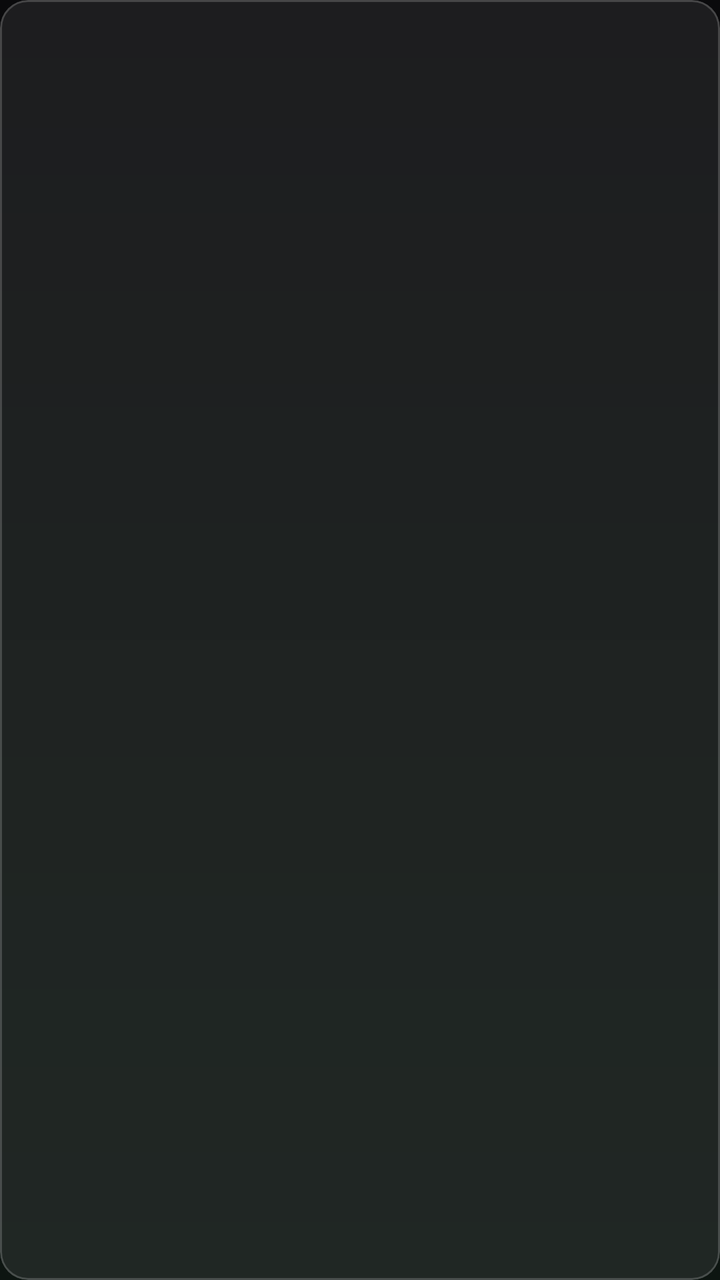
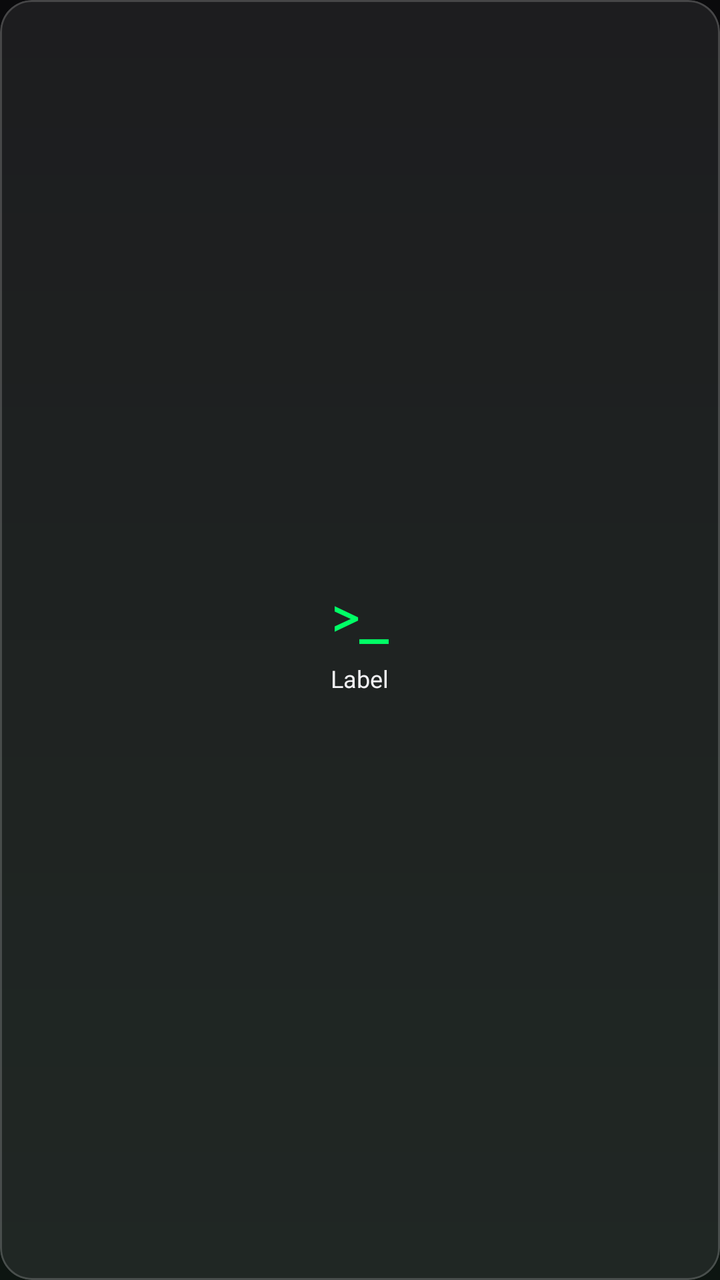

Screens rendered from an Android XML layout before and after an edit, with the pre-edit source and the edit as a unified diff.
<!-- AndroidManifest.xml: application theme Theme.NexusCLI -->
<!-- res/layout/item_quick_tile.xml -->
<?xml version="1.0" encoding="utf-8"?>
<com.google.android.material.card.MaterialCardView xmlns:android="http://schemas.android.com/apk/res/android"
    xmlns:app="http://schemas.android.com/apk/res-auto"
    style="@style/Widget.Nexus.GlassCard"
    android:layout_width="match_parent"
    android:layout_height="match_parent"
    android:layout_margin="4dp"
    app:cardCornerRadius="14dp">

    <LinearLayout
        android:layout_width="match_parent"
        android:layout_height="match_parent"
        android:gravity="center"
        android:orientation="vertical"
        android:padding="8dp">

        <ImageView
            android:id="@+id/tileIcon"
            android:layout_width="32dp"
            android:layout_height="32dp"
            android:contentDescription="@null"
            app:tint="@color/nexus_green" />

        <TextView
            android:id="@+id/tileLabel"
            android:layout_width="match_parent"
            android:layout_height="wrap_content"
            android:layout_marginTop="6dp"
            android:ellipsize="end"
            android:fontFamily="monospace"
            android:gravity="center"
            android:maxLines="2"
            android:textColor="@color/text_primary"
            android:textSize="10sp" />
    </LinearLayout>
</com.google.android.material.card.MaterialCardView>
<!-- resources referenced by this layout -->
<resources>
  <color name="nexus_green">#00FF66</color>
  <color name="text_primary">#F2F2F5</color>
  <style name="Widget.Nexus.GlassCard" parent="Widget.Material3.CardView.Outlined">
          <item name="cardBackgroundColor">@color/glass_fill</item>
          <item name="cardCornerRadius">16dp</item>
          <item name="cardElevation">0dp</item>
          <item name="strokeColor">@color/glass_stroke</item>
          <item name="strokeWidth">1dp</item>
      </style>
  <style name="Theme.NexusCLI" parent="Theme.Material3.Dark.NoActionBar">
          <item name="colorPrimary">@color/nexus_green</item>
          <item name="colorOnPrimary">@color/nexus_bg</item>
          <item name="colorSecondary">@color/nexus_cyan</item>
          <item name="colorOnSecondary">@color/nexus_bg</item>
          <item name="colorSurface">@color/nexus_bg</item>
          <item name="colorOnSurface">@color/text_primary</item>
          <item name="android:colorBackground">@color/nexus_bg</item>
          <item name="android:windowBackground">@drawable/bg_root_gradient</item>
          <item name="android:statusBarColor">@android:color/transparent</item>
          <item name="android:navigationBarColor">@android:color/transparent</item>
      </style>
  <color name="glass_fill">#14FFFFFF</color>
  <color name="glass_stroke">#2EFFFFFF</color>
  <color name="nexus_bg">#0A0A0C</color>
  <color name="nexus_cyan">#4DD0E1</color>
  <!-- drawable bg_root_gradient (drawable) -->
  <?xml version="1.0" encoding="utf-8"?>
  <shape xmlns:android="http://schemas.android.com/apk/res/android"
      android:shape="rectangle">
      <gradient
          android:angle="270"
          android:endColor="@color/nexus_bg_end"
          android:startColor="@color/nexus_bg" />
  </shape>
  <color name="nexus_bg_end">#0D1511</color>
</resources>

<!-- the commit's change to res/layout/item_quick_tile.xml (unified diff, before → after) -->
@@ -1,36 +1,6 @@
-<?xml version="1.0" encoding="utf-8"?>
-<com.google.android.material.card.MaterialCardView xmlns:android="http://schemas.android.com/apk/res/android"
-    xmlns:app="http://schemas.android.com/apk/res-auto"
-    style="@style/Widget.Nexus.GlassCard"
-    android:layout_width="match_parent"
-    android:layout_height="match_parent"
-    android:layout_margin="4dp"
-    app:cardCornerRadius="14dp">
-
-    <LinearLayout
-        android:layout_width="match_parent"
-        android:layout_height="match_parent"
-        android:gravity="center"
-        android:orientation="vertical"
-        android:padding="8dp">
-
-        <ImageView
-            android:id="@+id/tileIcon"
-            android:layout_width="32dp"
-            android:layout_height="32dp"
-            android:contentDescription="@null"
-            app:tint="@color/nexus_green" />
-
-        <TextView
-            android:id="@+id/tileLabel"
-            android:layout_width="match_parent"
-            android:layout_height="wrap_content"
-            android:layout_marginTop="6dp"
-            android:ellipsize="end"
-            android:fontFamily="monospace"
-            android:gravity="center"
-            android:maxLines="2"
-            android:textColor="@color/text_primary"
-            android:textSize="10sp" />
+<com.google.android.material.card.MaterialCardView xmlns:android="http://schemas.android.com/apk/res/android" xmlns:app="http://schemas.android.com/apk/res-auto" style="@style/Widget.Nexus.GlassCard" android:layout_width="match_parent" android:layout_height="match_parent" android:clickable="true" android:focusable="true" app:rippleColor="@color/nexus_green_soft">
+    <LinearLayout android:layout_width="match_parent" android:layout_height="match_parent" android:gravity="center" android:orientation="vertical" android:padding="6dp">
+        <TextView android:id="@+id/tileIcon" android:layout_width="wrap_content" android:layout_height="wrap_content" android:fontFamily="monospace" android:text=">_" android:textColor="@color/nexus_green" android:textSize="24sp" android:textStyle="bold"/>
+        <TextView android:id="@+id/tileLabel" android:layout_width="wrap_content" android:layout_height="wrap_content" android:layout_marginTop="6dp" android:text="Label" android:textColor="@color/text_primary" android:textSize="12sp"/>
     </LinearLayout>
 </com.google.android.material.card.MaterialCardView>
<!-- resource entries referenced after the edit -->
@@ -1,6 +1,7 @@
 <!-- resources referenced by this layout -->
 <resources>
   <color name="nexus_green">#00FF66</color>
+  <color name="nexus_green_soft">#2200FF66</color>
   <color name="text_primary">#F2F2F5</color>
   <style name="Widget.Nexus.GlassCard" parent="Widget.Material3.CardView.Outlined">
           <item name="cardBackgroundColor">@color/glass_fill</item>
